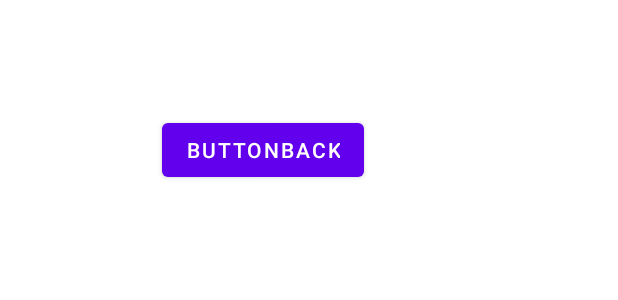
After one commit to TriThuc2321/Zendi, an Android app: the layout activity_setting.xml on its own in the app's theme, with its tools: preview values and no code run, on a phone screen of 412 x 824 dp. The commit adds this screen. Shown: the top 300 px of the screen. Run offline under Robolectric (Android 15) with nearby library versions, the phone set to English and light mode, and no system bars; Roboto replaces fonts that are not available here.

Commit message:
account & setting

```diff
--- a/app/build.gradle
+++ b/app/build.gradle
@@ -47,5 +47,7 @@ dependencies {
     implementation "androidx.recyclerview:recyclerview:1.1.0"
     implementation "androidx.cardview:cardview:1.0.0"
     implementation 'de.hdodenhof:circleimageview:3.1.0'
+
+
 }
 apply plugin: 'com.google.gms.google-services'
--- a/app/src/main/AndroidManifest.xml
+++ b/app/src/main/AndroidManifest.xml
@@ -9,7 +9,9 @@
         android:roundIcon="@mipmap/ic_launcher_round"
         android:supportsRtl="true"
         android:theme="@style/Theme.Zendi_Application">
-        <activity android:name=".Account_Activity"></activity>
+        <activity android:name=".SettingActivity"></activity>
+        <activity android:name=".LoginActivity" />
+        <activity android:name=".Account_Activity" />
         <activity android:name=".HomeScreen" />
         <activity android:name=".Introduction">
             <intent-filter>
--- /dev/null
+++ b/app/src/main/res/drawable/ic_baseline_chevron_right_24.xml
@@ -0,0 +1,5 @@
+<vector android:height="24dp" android:tint="#D4AF37"
+    android:viewportHeight="24" android:viewportWidth="24"
+    android:width="24dp" xmlns:android="http://schemas.android.com/apk/res/android">
+    <path android:fillColor="@android:color/white" android:pathData="M10,6L8.59,7.41 13.17,12l-4.58,4.59L10,18l6,-6z"/>
+</vector>
--- /dev/null
+++ b/app/src/main/res/layout/activity_setting.xml
@@ -0,0 +1,18 @@
+<?xml version="1.0" encoding="utf-8"?>
+<androidx.constraintlayout.widget.ConstraintLayout xmlns:android="http://schemas.android.com/apk/res/android"
+    xmlns:app="http://schemas.android.com/apk/res-auto"
+    xmlns:tools="http://schemas.android.com/tools"
+    android:layout_width="match_parent"
+    android:layout_height="match_parent"
+    tools:context=".SettingActivity">
+
+    <Button
+        android:id="@+id/btnBack"
+        android:layout_width="wrap_content"
+        android:layout_height="wrap_content"
+        android:layout_marginStart="108dp"
+        android:layout_marginTop="76dp"
+        android:text="ButtonBack"
+        app:layout_constraintStart_toStartOf="parent"
+        app:layout_constraintTop_toTopOf="parent" />
+</androidx.constraintlayout.widget.ConstraintLayout>
```
Also changed, not shown: app/src/main/java/com/example/zendi_application/Account_Activity.java (+37 -2 lines), app/src/main/java/com/example/zendi_application/LoginActivity.java (added, +14 -0 lines), app/src/main/java/com/example/zendi_application/SettingActivity.java (added, +27 -0 lines), app/src/main/res/drawable/ic_outline_settings_24.xml (added, +5 -0 lines), app/src/main/res/layout/activity_account_.xml (+37 -10 lines), app/src/main/res/layout/activity_login.xml (added, +9 -0 lines), app/src/main/res/menu/menu_account_top.xml (added, +19 -0 lines).
